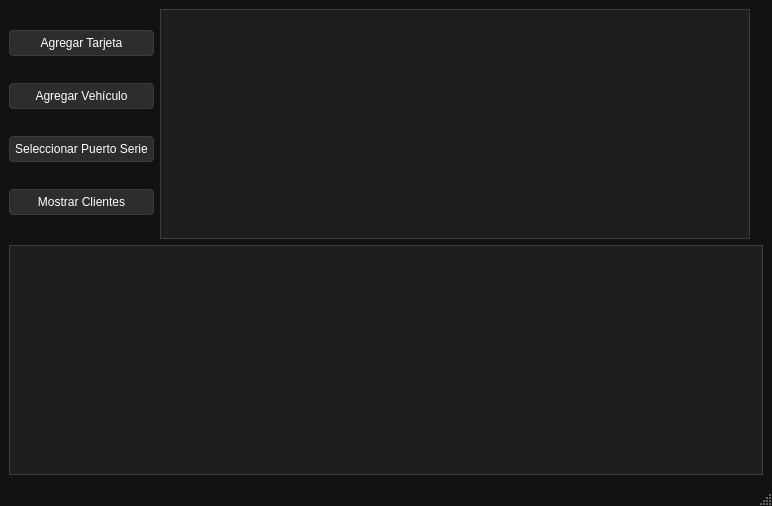
ffpp2003/SAPEIClient, file mainwindow.ui: the form before one commit.
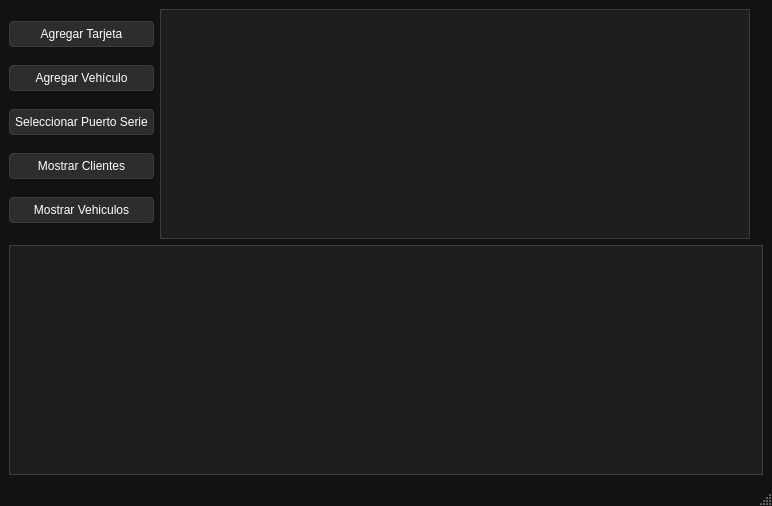
The form after the commit.

Patch:
```diff
--- a/mainwindow.ui
+++ b/mainwindow.ui
@@ -75,6 +75,13 @@
           </property>
          </widget>
         </item>
+        <item>
+         <widget class="QPushButton" name="vehicleListButton">
+          <property name="text">
+           <string>Mostrar Vehiculos</string>
+          </property>
+         </widget>
+        </item>
        </layout>
       </item>
       <item>
```
